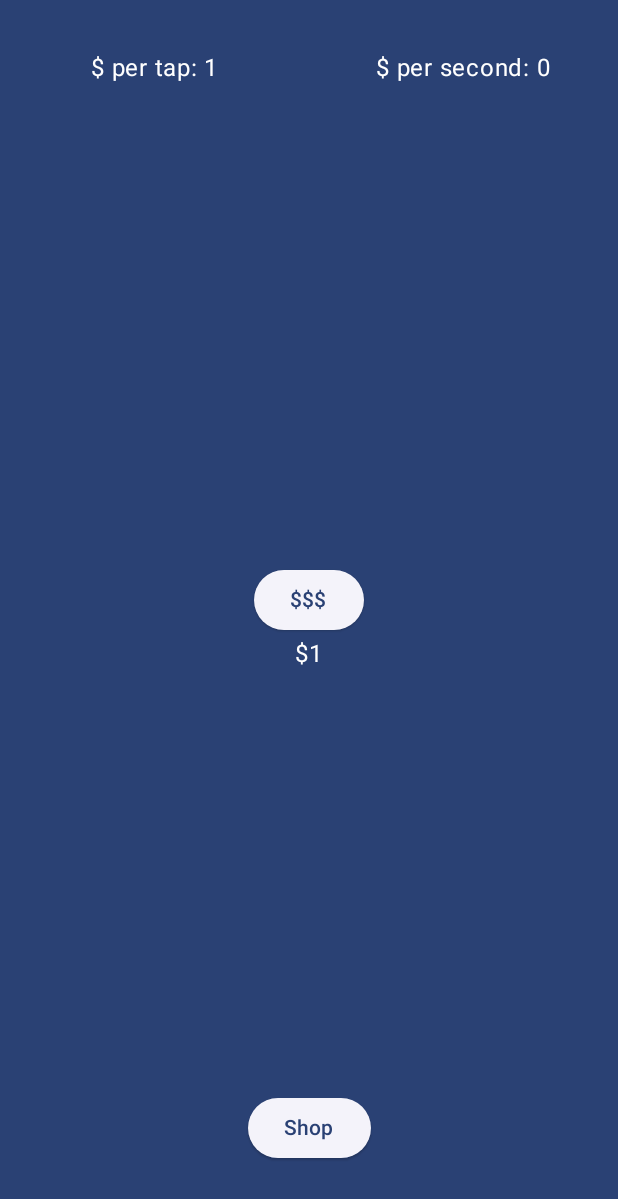
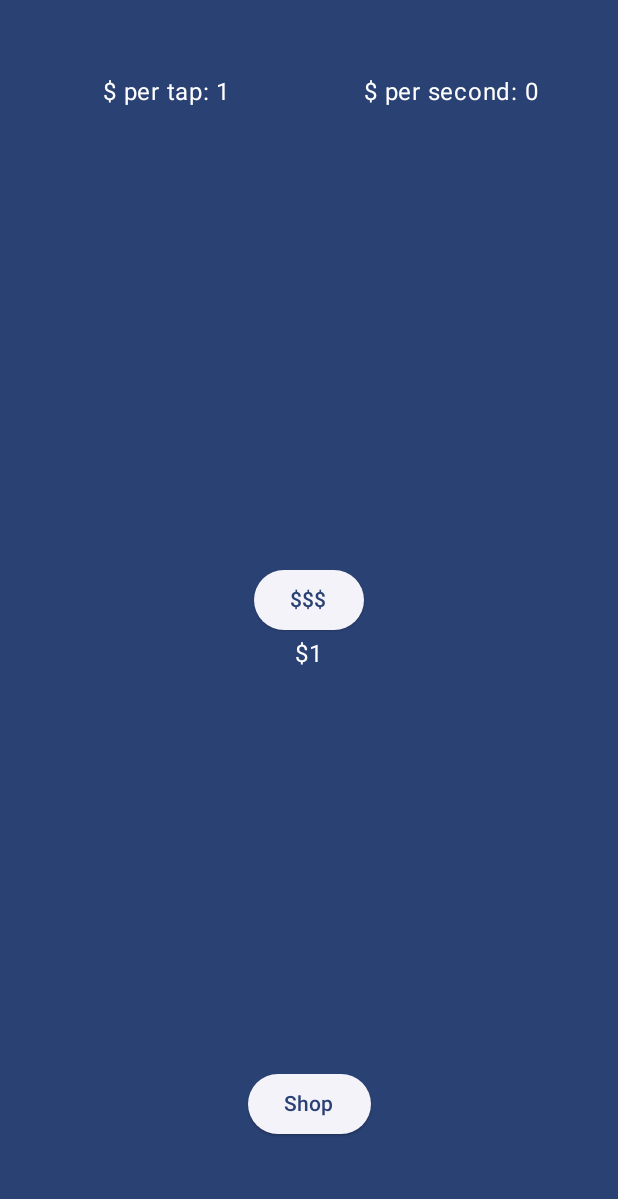
Before and after one commit to vladifly/Dollar-Clicker, an Android app built with Jetpack Compose: the screen it shows after launch (MainActivity), after a tap on "$$$", on a phone screen of 412 x 824 dp. Shown: the top 1199 px of the screen. Run offline under Robolectric (Android 15) with nearby library versions, the phone set to English and light mode, and no system bars.

Commit message:
small improvements

```diff
--- a/app/src/main/java/com/example/simpleclicker/MainActivity.kt
+++ b/app/src/main/java/com/example/simpleclicker/MainActivity.kt
@@ -23,20 +23,19 @@ class MainActivity : ComponentActivity() {
         enableEdgeToEdge()
         setContent {
             val propertiesViewModel: PropertiesViewModel = viewModel()
-            var currentScreen by remember { mutableStateOf<Screen>(Screen.Main) }
             SimpleClickerTheme {
                 Scaffold(modifier = Modifier.fillMaxSize()) { innerPadding ->
-                    when(currentScreen) {
+                    when(propertiesViewModel.currentScreen) {
                         is Screen.Main ->
                             MainScreen(
                                 modifier = Modifier.padding(innerPadding),
-                                onShopClicked = { currentScreen = Screen.Shop },
+                                onShopClicked = { propertiesViewModel.navigateTo(Screen.Shop) },
                                 propertiesViewModel = propertiesViewModel
                             )
                         is Screen.Shop ->
                             ShopScreen(
                                 modifier = Modifier.padding(innerPadding),
-                                onBackClicked = { currentScreen = Screen.Main },
+                                onBackClicked = { propertiesViewModel.navigateTo(Screen.Main) },
                                 propertiesViewModel = propertiesViewModel
                             )
                     }
--- a/app/src/main/java/com/example/simpleclicker/PropertiesViewModel.kt
+++ b/app/src/main/java/com/example/simpleclicker/PropertiesViewModel.kt
@@ -22,19 +22,29 @@ class PropertiesViewModel : ViewModel() {
         private set
     var passiveCost by mutableStateOf(250)
         private set
+    var currentScreen by mutableStateOf<Screen>(Screen.Main)
+        private set
+
 
     fun onTap() {
         clicks += clicksPerTap
     }
-    fun onTapBuy() {
+    fun onTapBuy(): Boolean {
+        if (clicks < tapCost) return false
         clicks -= tapCost
         clicksPerTap++
         tapCost += tapCost / 2
+        return true
     }
-    fun onPassiveBuy() {
+    fun onPassiveBuy(): Boolean {
+        if (clicks < tapCost) return false
         clicks -= passiveCost
         clicksPerSec++
         passiveCost += passiveCost / 2
+        return true
+    }
+    fun navigateTo(screen: Screen) {
+        currentScreen = screen
     }
 
     private val tickerFlow = flow {
--- a/app/src/main/java/com/example/simpleclicker/screens/MainScreen.kt
+++ b/app/src/main/java/com/example/simpleclicker/screens/MainScreen.kt
@@ -4,6 +4,7 @@ import androidx.compose.foundation.layout.Arrangement
 import androidx.compose.foundation.layout.Box
 import androidx.compose.foundation.layout.Column
 import androidx.compose.foundation.layout.Row
+import androidx.compose.foundation.layout.fillMaxHeight
 import androidx.compose.foundation.layout.fillMaxSize
 import androidx.compose.foundation.layout.height
 import androidx.compose.foundation.layout.padding
@@ -24,11 +25,17 @@ fun MainScreen(
     propertiesViewModel: PropertiesViewModel
 ) {
     Surface(
-        modifier = Modifier.fillMaxSize(),
+        modifier = modifier.fillMaxSize(),
         color = MaterialTheme.colorScheme.primary
     ) {
+        Column(
+            modifier = Modifier
+                .fillMaxSize()
+                .padding(16.dp),
+            horizontalAlignment = Alignment.CenterHorizontally
+        ) {
             Row(
-            modifier = Modifier.padding(top = 30.dp)
+                modifier = Modifier.padding(top = 30.dp).weight(1f)
             ) {
                 // Total clicks
                 Surface(
@@ -60,7 +67,10 @@ fun MainScreen(
                 }
             }
             // Button
-        Box(contentAlignment = Alignment.Center) {
+            Box(
+                modifier = Modifier.weight(1f),
+                contentAlignment = Alignment.Center
+            ) {
                 Column(
                     modifier = Modifier.padding(24.dp),
                     verticalArrangement = Arrangement.Center,
@@ -74,7 +84,7 @@ fun MainScreen(
             }
             // Shop
             Box(
-            modifier = Modifier.fillMaxSize().padding(bottom = 48.dp),
+                modifier = Modifier.padding(bottom = 48.dp).weight(1f),
                 contentAlignment = Alignment.BottomCenter,
             ) {
                 ElevatedButton( onClick = onShopClicked ) {
@@ -83,3 +93,4 @@ fun MainScreen(
             }
         }
     }
+}
```
Also changed, not shown: app/src/main/java/com/example/simpleclicker/screens/ShopScreen.kt (+3 -5 lines). Lines whose indentation alone changed are shown as unchanged.
